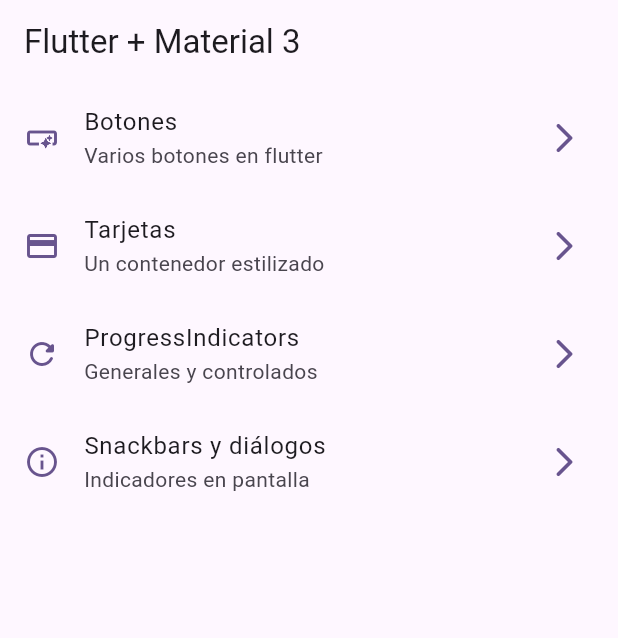
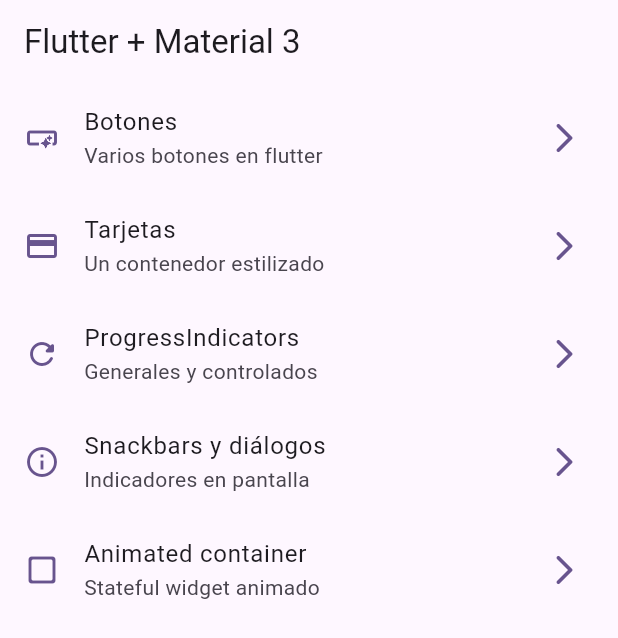
Before and after one commit to Brunox117/widgets_app, a Flutter app: the screen it shows after launch, on a phone screen of 412 x 824 dp. Shown: the top 638 px of the screen. Run offline on Flutter 3.47's test engine with Material 2 defaults, Android fonts, the phone set to English and light mode, and no system bars; our stand-ins replace go_router.

Commit message:
Animated container terminado

```diff
--- a/lib/config/menu/menu_items.dart
+++ b/lib/config/menu/menu_items.dart
@@ -18,25 +18,25 @@ const appMenuItems = <MenuItem>[
       title: 'Botones',
       subtitle: 'Varios botones en flutter',
       link: '/buttons',
-      icon: Icons.smart_button_outlined
-      ),
+      icon: Icons.smart_button_outlined),
   MenuItem(
       title: 'Tarjetas',
       subtitle: 'Un contenedor estilizado',
       link: '/cards',
-      icon: Icons.credit_card
-      ),
-      MenuItem(
+      icon: Icons.credit_card),
+  MenuItem(
       title: 'ProgressIndicators',
       subtitle: 'Generales y controlados',
       link: '/progress',
-      icon: Icons.refresh_rounded
-      ),
-      MenuItem(
+      icon: Icons.refresh_rounded),
+  MenuItem(
       title: 'Snackbars y diálogos',
       subtitle: 'Indicadores en pantalla',
       link: '/snackbars',
-      icon: Icons.info_outlined
-      ),
-
+      icon: Icons.info_outlined),
+  MenuItem(
+      title: 'Animated container',
+      subtitle: 'Stateful widget animado',
+      link: '/animated',
+      icon: Icons.check_box_outline_blank_rounded),
 ];
--- a/lib/config/router/app_router.dart
+++ b/lib/config/router/app_router.dart
@@ -30,6 +30,12 @@ final appRouter = GoRouter(
       name: SnackBarScreen.name,
       builder: (context, state ) => const SnackBarScreen(),
     ),
+    GoRoute(
+      path: '/animated',
+      name: AnimatedScreen.name,
+      builder: (context, state ) => const AnimatedScreen(),
+    ),
+
 
   ],
 );
--- a/lib/presentation/screens/home/home_screen.dart
+++ b/lib/presentation/screens/home/home_screen.dart
@@ -1,8 +1,6 @@
 import 'package:flutter/material.dart';
 import 'package:go_router/go_router.dart';
 import 'package:widgets_app/config/menu/menu_items.dart';
-import 'package:widgets_app/presentation/screens/buttons/buttons_screen.dart';
-import 'package:widgets_app/presentation/screens/cards/card_screen.dart';
 
 
 class HomeScreen extends StatelessWidget {
```
Also changed, not shown: lib/presentation/screens/animated/animated_screen.dart (+46 -2 lines).
